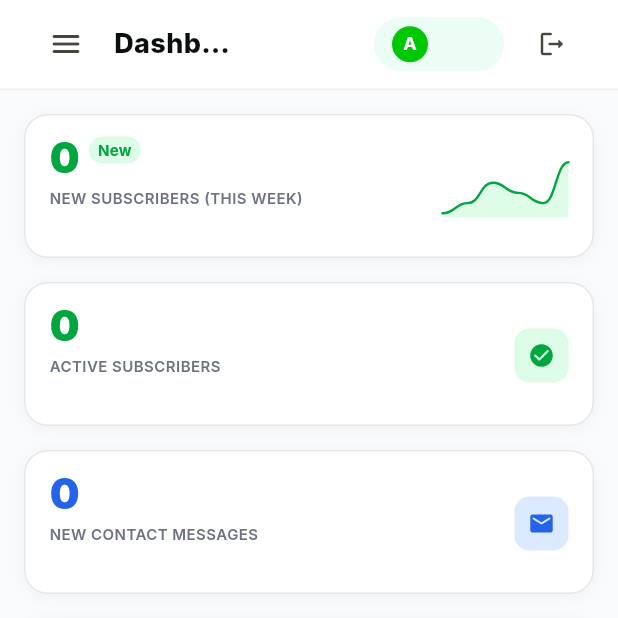
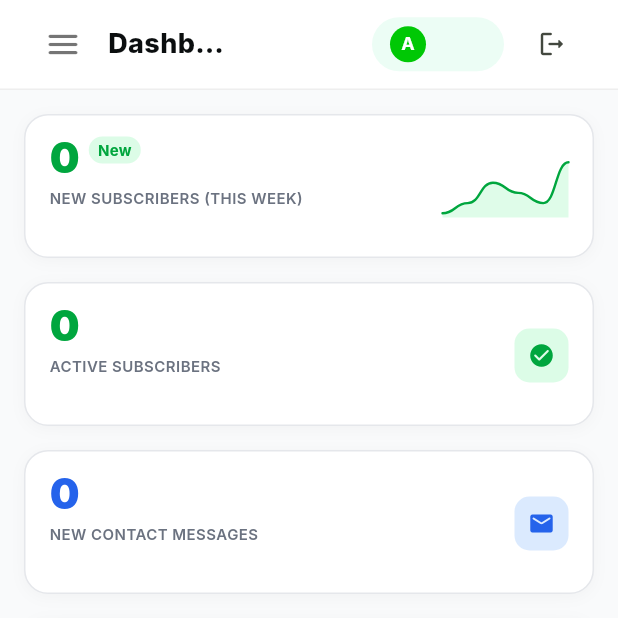
Before and after one commit to RHS39/hm_ent, a Flutter app: the AdminDashboard screen opened by its route, on a phone screen of 412 x 824 dp, the top half of it. Run offline on Flutter 3.47's test engine with Material 3 defaults, Android fonts, the phone set to English and light mode, and no system bars; our stand-ins replace appwrite, equatable, file_picker, flutter_bloc, flutter_map, go_router and 5 more; missing offline and left inert: dart:js_interop, email_auth, extension_google_sign_in_as_googleapis_auth, googleapis, mailer; accounts and stored records are empty; network calls fail; Roboto replaces fonts that are missing (Inter); project files that could hold a hidden picture were left out.

Commit message:
Rewrite admin hamburger button with fixed size + contained hover animation
Replace the default IconButton (whose web hover ripple/overlay could overflow by 12px) with a custom fixed 44x44 AnimatedContainer button whose hover only changes an internal background color and tint, fully contained and unable to exceed the header row.

```diff
--- a/lib/pages/admin/admin_dashboard.dart
+++ b/lib/pages/admin/admin_dashboard.dart
@@ -248,9 +248,8 @@
                   child: Row(
                     children: [
                       if (isMobile)
-                        IconButton(
-                          icon: const Icon(Icons.menu_rounded),
-                          onPressed: () => _showMobileNav(context),
+                        _HeaderMenuButton(
+                          onTap: () => _showMobileNav(context),
                         ),
                       const SizedBox(width: 8),
                       Flexible(
@@ -384,3 +383,46 @@
     );
   }
 }
+
+class _HeaderMenuButton extends StatefulWidget {
+  const _HeaderMenuButton({required this.onTap});
+  final VoidCallback onTap;
+
+  @override
+  State<_HeaderMenuButton> createState() => _HeaderMenuButtonState();
+}
+
+class _HeaderMenuButtonState extends State<_HeaderMenuButton> {
+  bool _hovered = false;
+
+  @override
+  Widget build(BuildContext context) {
+    return MouseRegion(
+      onEnter: (_) => setState(() => _hovered = true),
+      onExit: (_) => setState(() => _hovered = false),
+      cursor: SystemMouseCursors.click,
+      child: Tooltip(
+        message: 'Menu',
+        child: GestureDetector(
+          onTap: widget.onTap,
+          child: AnimatedContainer(
+            duration: const Duration(milliseconds: 180),
+            curve: Curves.easeInOut,
+            width: 44,
+            height: 44,
+            alignment: Alignment.center,
+            decoration: BoxDecoration(
+              color: _hovered ? const Color(0xFFF3F4F6) : Colors.transparent,
+              borderRadius: BorderRadius.circular(10),
+            ),
+            child: Icon(
+              Icons.menu_rounded,
+              size: 26,
+              color: _hovered ? const Color(0xFF0B0E0F) : Colors.black54,
+            ),
+          ),
+        ),
+      ),
+    );
+  }
+}
```
